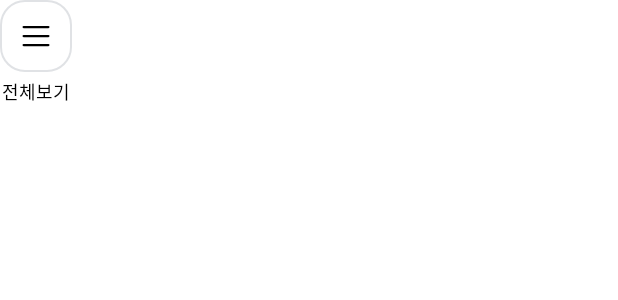
After one commit to dnd-side-project/dnd-8th-4-android, an Android app: the layout item_all_my_group.xml on its own in the app's theme, with its tools: preview values and no code run, on a phone screen of 412 x 824 dp. The commit adds this screen. Shown: the top 300 px of the screen. Run offline under Robolectric (Android 15) with nearby library versions, the phone set to English and light mode, and no system bars.

Commit message:
#13 [layout] 그룹 아이템 레이아웃 생성

```diff
--- /dev/null
+++ b/app/src/main/res/drawable/ic_all_my_group.xml
@@ -0,0 +1,27 @@
+<vector xmlns:android="http://schemas.android.com/apk/res/android"
+    android:width="24dp"
+    android:height="24dp"
+    android:viewportWidth="24"
+    android:viewportHeight="24">
+  <path
+      android:pathData="M3.75,12H20.25"
+      android:strokeLineJoin="round"
+      android:strokeWidth="1.5"
+      android:fillColor="#00000000"
+      android:strokeColor="#000000"
+      android:strokeLineCap="round"/>
+  <path
+      android:pathData="M3.75,6H20.25"
+      android:strokeLineJoin="round"
+      android:strokeWidth="1.5"
+      android:fillColor="#00000000"
+      android:strokeColor="#000000"
+      android:strokeLineCap="round"/>
+  <path
+      android:pathData="M3.75,18H20.25"
+      android:strokeLineJoin="round"
+      android:strokeWidth="1.5"
+      android:fillColor="#00000000"
+      android:strokeColor="#000000"
+      android:strokeLineCap="round"/>
+</vector>
--- /dev/null
+++ b/app/src/main/res/drawable/selector_btn_all_my_group.xml
@@ -0,0 +1,5 @@
+<?xml version="1.0" encoding="utf-8"?>
+<selector xmlns:android="http://schemas.android.com/apk/res/android">
+    <item android:state_selected="false" android:drawable="@drawable/shape_ffffff_radius_16_e0e2e5"/>
+    <item android:state_selected="true" android:drawable="@drawable/shape_ffffff_radius_16_black_1_5"/>
+</selector>
--- /dev/null
+++ b/app/src/main/res/drawable/selector_btn_group.xml
@@ -0,0 +1,5 @@
+<?xml version="1.0" encoding="utf-8"?>
+<selector xmlns:android="http://schemas.android.com/apk/res/android">
+    <item android:state_selected="false" android:drawable="@drawable/shape_f0f1f3_radius_16_f6f7f9"/>
+    <item android:state_selected="true" android:drawable="@drawable/shape_f0f1f3_radius_16_black_1_5"/>
+</selector>
--- /dev/null
+++ b/app/src/main/res/drawable/shape_ffffff_radius_16_black_1_5.xml
@@ -0,0 +1,7 @@
+<?xml version="1.0" encoding="utf-8"?>
+<shape xmlns:android="http://schemas.android.com/apk/res/android">
+    <solid android:color="@color/white"/>
+    <corners android:radius="16dp"/>
+    <stroke android:color="@color/black"
+        android:width="1.5dp"/>
+</shape>
--- /dev/null
+++ b/app/src/main/res/drawable/shape_ffffff_radius_16_e0e2e5.xml
@@ -0,0 +1,7 @@
+<?xml version="1.0" encoding="utf-8"?>
+<shape xmlns:android="http://schemas.android.com/apk/res/android">
+    <solid android:color="@color/white"/>
+    <corners android:radius="16dp"/>
+    <stroke android:color="@color/color_e0e2e5"
+        android:width="1dp"/>
+</shape>
--- /dev/null
+++ b/app/src/main/res/layout/item_all_my_group.xml
@@ -0,0 +1,33 @@
+<?xml version="1.0" encoding="utf-8"?>
+<androidx.constraintlayout.widget.ConstraintLayout xmlns:android="http://schemas.android.com/apk/res/android"
+    xmlns:app="http://schemas.android.com/apk/res-auto"
+    android:layout_width="wrap_content"
+    android:layout_height="wrap_content">
+
+    <LinearLayout
+        android:id="@+id/layout_all_my_group"
+        android:layout_width="48dp"
+        android:layout_height="48dp"
+        android:background="@drawable/selector_btn_all_my_group"
+        android:gravity="center"
+        app:layout_constraintStart_toStartOf="parent"
+        app:layout_constraintTop_toTopOf="parent">
+
+        <ImageView
+            android:layout_width="match_parent"
+            android:layout_height="wrap_content"
+            android:src="@drawable/ic_all_my_group" />
+    </LinearLayout>
+
+    <TextView
+        style="@style/TextView.Body.12.R"
+        android:layout_width="wrap_content"
+        android:layout_height="wrap_content"
+        android:layout_gravity="bottom"
+        android:layout_marginTop="4dp"
+        android:text="@string/home_all_my_group"
+        android:textColor="@color/black"
+        app:layout_constraintEnd_toEndOf="@id/layout_all_my_group"
+        app:layout_constraintStart_toStartOf="@id/layout_all_my_group"
+        app:layout_constraintTop_toBottomOf="@id/layout_all_my_group" />
+</androidx.constraintlayout.widget.ConstraintLayout>
--- a/app/src/main/res/values/colors.xml
+++ b/app/src/main/res/values/colors.xml
@@ -24,4 +24,5 @@
     <color name="black">#FF000000</color>
 
     <color name="color_e0e2e5">#E0E2E5</color>
+    <color name="color_f0f1f3">#F0F1F3</color>
 </resources>
--- a/app/src/main/res/values/strings.xml
+++ b/app/src/main/res/values/strings.xml
@@ -15,7 +15,7 @@
     <string name="home_group_invite">초대 받았어요</string>
     <string name="home_my_group">내 그룹</string>
     <string name="home_recent_post">최신 글</string>
-    <string name="home_all_post">전체보기</string>
+    <string name="home_all_my_group">전체보기</string>
 
     <!-- bottomSheetFragment -->
     <string name="bottom_sheet_bookmark">북마크 하기</string>
```
Also changed, not shown: app/src/main/res/drawable/shape_f0f1f3_radius_16_black_1_5.xml (added, +8 -0 lines), app/src/main/res/drawable/shape_f0f1f3_radius_16_f6f7f9.xml (added, +8 -0 lines), app/src/main/res/layout/item_my_group.xml (added, +26 -0 lines).
